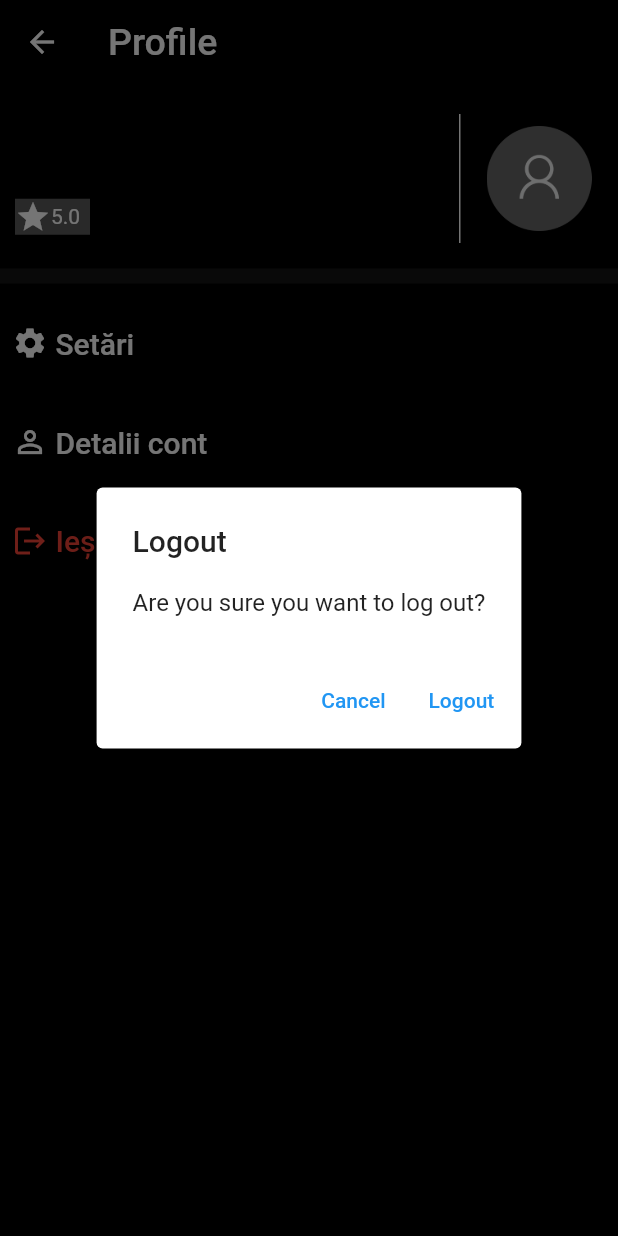
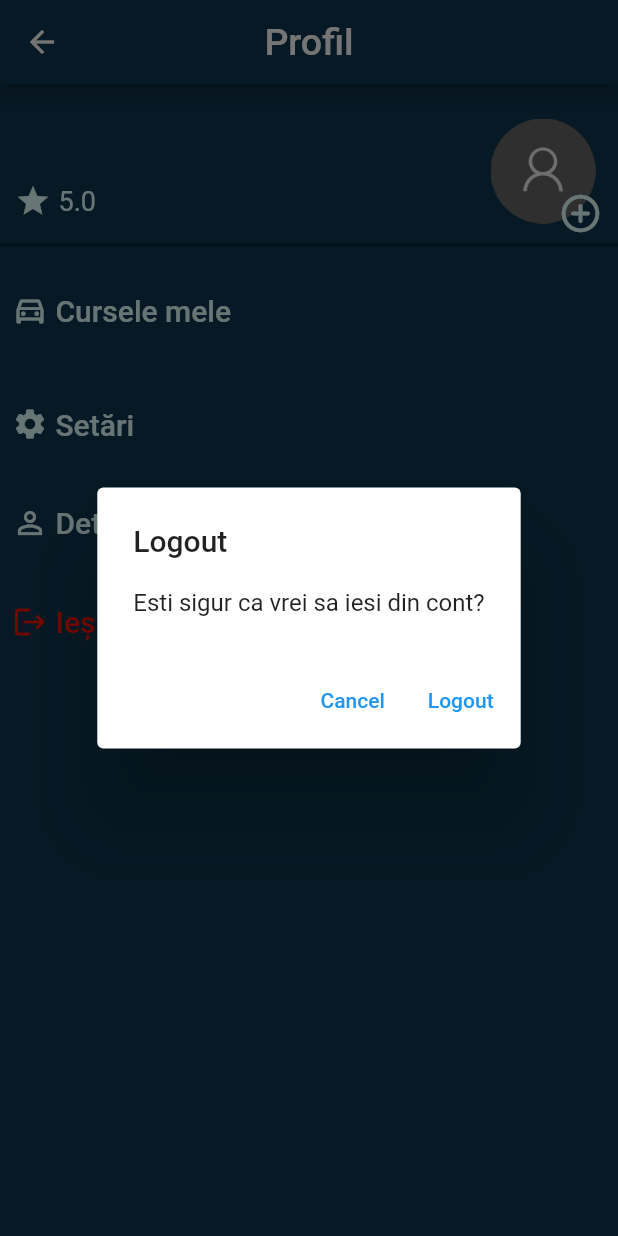
Before and after one commit to daniell0427/cligo, a Flutter app: the ProfileView screen opened by its route, after a tap on "Ieșire", on a phone screen of 412 x 824 dp. Run offline on Flutter 3.47's test engine with Material 2 defaults, Android fonts, the phone set to English and light mode, and no system bars; our stand-ins replace cloud_firestore, curved_navigation_bar, firebase_auth, firebase_core, searchfield; accounts and stored records are empty.

Commit message:
schimbari in mai multe locuri

```diff
--- a/lib/constants/colors.dart
+++ b/lib/constants/colors.dart
@@ -2,7 +2,7 @@ import 'package:flutter/material.dart';
 
 class Pallete {
   static const colorDim0 = Color.fromARGB(255, 225, 255, 255);
-  static const colorDim1 = Color.fromARGB(255, 88, 245, 206);
+  static const colorDim1 = Color.fromARGB(255, 130, 255, 224);
   static const colorDim2 = Color.fromRGBO(76, 231, 239, 1);
   static const colorDim3 = Color.fromRGBO(0, 126, 138, 1);
   static const colorDim4 = Color.fromARGB(255, 14, 54, 79);
--- a/lib/database/show_data/get_user_name.dart
+++ b/lib/database/show_data/get_user_name.dart
@@ -21,7 +21,7 @@ class GetUserName extends StatelessWidget {
             return Text(
               userData['name'] ?? '',
               style: const TextStyle(
-                fontSize: 35,
+                fontSize: 30,
                 color: Colors.white,
               ),
             );
--- a/lib/features/bottom_navigation.dart
+++ b/lib/features/bottom_navigation.dart
@@ -49,8 +49,8 @@ class _BottomNavigationState extends State<BottomNavigation> {
             boxShadow: [
               BoxShadow(
                 color: Pallete.colorDim4,
-                blurRadius: 40,
-                offset: Offset(0, 0),
+                blurRadius: 60,
+                offset: Offset(0, 20),
               )
             ],
           ),
--- a/lib/features/logout.dart
+++ b/lib/features/logout.dart
@@ -6,7 +6,7 @@ Future<bool> showLogoutDialog(BuildContext context) {
     builder: (context) {
       return AlertDialog(
         title: const Text('Logout'),
-        content: const Text('Are you sure you want to log out?'),
+        content: const Text('Esti sigur ca vrei sa iesi din cont?'),
         actions: [
           TextButton(
               onPressed: () {
--- a/lib/view/profile_view.dart
+++ b/lib/view/profile_view.dart
@@ -1,3 +1,4 @@
+import 'package:cligo/constants/colors.dart';
 import 'package:cligo/constants/images.dart';
 import 'package:cligo/database/show_data/get_user_name.dart';
 import 'package:firebase_auth/firebase_auth.dart';
@@ -27,21 +28,24 @@ class _ProfileViewState extends State<ProfileView> {
     String uid = _fireauth.currentUser!.uid;
 
     return Scaffold(
-      backgroundColor: Colors.black,
+      backgroundColor: Pallete.colorDim4,
       appBar: AppBar(
         title: const Text(
-          "Profile",
+          "Profil",
           style: TextStyle(fontSize: 25),
         ),
-        backgroundColor: Colors.black,
+        centerTitle: true,
+        backgroundColor: Pallete.colorDim4,
       ),
       body: Column(
         children: [
-          Padding(
+          Container(
+            color: Colors.transparent,
+            child: Padding(
               padding: const EdgeInsets.only(
-              top: 20,
+                top: 15,
                 left: 10,
-              bottom: 10,
+                bottom: 5,
               ),
               child: Row(
                 children: [
@@ -50,26 +54,33 @@ class _ProfileViewState extends State<ProfileView> {
                     crossAxisAlignment: CrossAxisAlignment.start,
                     children: [
                       //numele utilizatorului
-                    GetUserName(uid: uid),
+                      Container(
+                        constraints: BoxConstraints(maxWidth: 280),
+                        child: FittedBox(
+                            fit: BoxFit.scaleDown,
+                            alignment: Alignment.center,
+                            child: GetUserName(uid: uid)),
+                      ),
 
-                    const Padding(padding: EdgeInsets.only(top: 10)),
+                      const Padding(padding: EdgeInsets.only(top: 5)),
 
                       //rating
                       Container(
-                      color: const Color.fromARGB(146, 158, 158, 158),
-                      child: const SizedBox(
-                        width: 50,
-                        child: Row(
+                        color: Colors.transparent,
+                        child: const Row(
                           children: [
-                            Icon(Icons.star, color: Colors.white),
-                            Text(
+                            Icon(Icons.star, color: Pallete.colorDim0),
+                            Padding(
+                              padding: EdgeInsets.only(left: 5),
+                              child: Text(
                                 '5.0',
                                 style: TextStyle(
-                                color: Colors.white,
+                                  color: Pallete.colorDim0,
+                                  fontSize: 18,
+                                ),
                               ),
                             ),
                           ],
-                        ),
                         ),
                       )
                     ],
@@ -79,16 +90,10 @@ class _ProfileViewState extends State<ProfileView> {
                   Expanded(
                     child: Align(
                       alignment: Alignment.topRight,
-                    child: Container(
-                      decoration: const BoxDecoration(
-                        border: Border(
-                          left: BorderSide(
-                            color: Colors.white,
-                          ),
-                        ),
-                      ),
-                      child: SizedBox(
-                        width: 105,
+                      child: Stack(
+                        children: <Widget>[
+                          SizedBox(
+                              width: 100,
                               child: IconButton(
                                 icon: Ink.image(
                                   image: const AssetImage(defaultAvatar), //pfp
@@ -99,27 +104,67 @@ class _ProfileViewState extends State<ProfileView> {
                                 onPressed: () async {
                                   return await showPfpOptions(context);
                                 },
+                              )),
+                          const Positioned(
+                            bottom: 0,
+                            right: 10,
+                            child: Icon(
+                              Icons.add_circle_outline_rounded,
+                              color: Pallete.colorDim0,
+                              size: 30,
                             ),
-                      ),
+                          )
+                        ],
                       ),
                     ),
                   ),
                 ],
               ),
             ),
+          ),
 
           //the line blow name
+          SizedBox(
+            height: 2,
+            width: screenWidth,
+            child: Container(color: const Color.fromARGB(182, 4, 34, 53)),
+          ),
+
+          //cursele mele
           Padding(
-            padding: const EdgeInsets.only(top: 7.0, bottom: 7.0),
+            padding: const EdgeInsets.only(top: 10),
             child: SizedBox(
-              height: 10,
               width: screenWidth,
-              child: Container(color: const Color.fromARGB(68, 72, 72, 72)),
+              height: screenHeight * 0.08,
+              child: TextButton(
+                style: const ButtonStyle(
+                  alignment: Alignment.centerLeft,
+                ),
+                onPressed: () {},
+                child: const Row(
+                  children: [
+                    Icon(
+                      Icons.directions_car_outlined,
+                      color: Pallete.colorDim0,
+                    ),
+                    Padding(padding: EdgeInsets.only(right: 5.0)),
+                    Text(
+                      'Cursele mele',
+                      style: TextStyle(
+                        color: Pallete.colorDim0,
+                        fontSize: 20,
+                      ),
+                    ),
+                  ],
+                ),
+              ),
             ),
           ),
 
           //settings
-          SizedBox(
+          Padding(
+            padding: const EdgeInsets.only(top: 10),
+            child: SizedBox(
               width: screenWidth,
               height: screenHeight * 0.08,
               child: TextButton(
@@ -131,17 +176,18 @@ class _ProfileViewState extends State<ProfileView> {
                   children: [
                     Icon(
                       Icons.settings,
-                    color: Colors.white,
+                      color: Pallete.colorDim0,
                     ),
                     Padding(padding: EdgeInsets.only(right: 5.0)),
                     Text(
                       'Setări',
                       style: TextStyle(
-                      color: Colors.white,
+                        color: Pallete.colorDim0,
                         fontSize: 20,
                       ),
                     ),
                   ],
+                ),
               ),
             ),
           ),
@@ -159,13 +205,13 @@ class _ProfileViewState extends State<ProfileView> {
                 children: [
                   Icon(
                     Icons.person_outline_sharp,
-                    color: Colors.white,
+                    color: Pallete.colorDim0,
                   ),
                   Padding(padding: EdgeInsets.only(right: 5.0)),
                   Text(
                     'Detalii cont',
                     style: TextStyle(
-                      color: Colors.white,
+                      color: Pallete.colorDim0,
                       fontSize: 20,
                     ),
                   ),
@@ -194,13 +240,13 @@ class _ProfileViewState extends State<ProfileView> {
                 children: [
                   Icon(
                     Icons.logout,
-                    color: Colors.red,
+                    color: Color.fromARGB(255, 255, 18, 1),
                   ),
                   Padding(padding: EdgeInsets.only(right: 5.0)),
                   Text(
                     'Ieșire',
                     style: TextStyle(
-                      color: Colors.red,
+                      color: Color.fromARGB(255, 255, 18, 1),
                       fontSize: 20,
                     ),
                   ),
@@ -224,13 +270,19 @@ Future showPfpOptions(BuildContext context) {
             onPressed: () async {
               await makeSelfie();
             },
-            child: const Text('Alege din galerie'),
+            child: const Text(
+              'Alege din galerie',
+              style: TextStyle(fontSize: 16),
+            ),
           ),
           TextButton(
             onPressed: () async {
               chooseSelfie();
             },
-            child: const Text('Fa o poza'),
+            child: const Text(
+              'Fa o poza',
+              style: TextStyle(fontSize: 16),
+            ),
           ),
         ],
       );
```
Also changed, not shown: lib/forms/searchfield_form.dart (+12 -0 lines), lib/view/add_view.dart (+6 -2 lines), lib/view/chat_list_view.dart (+55 -6 lines), lib/view/chat_view.dart (+15 -2 lines), lib/view/home_template.dart (+16 -9 lines), lib/view/verify_email_view.dart (+21 -8 lines). Lines whose indentation alone changed are shown as unchanged.
